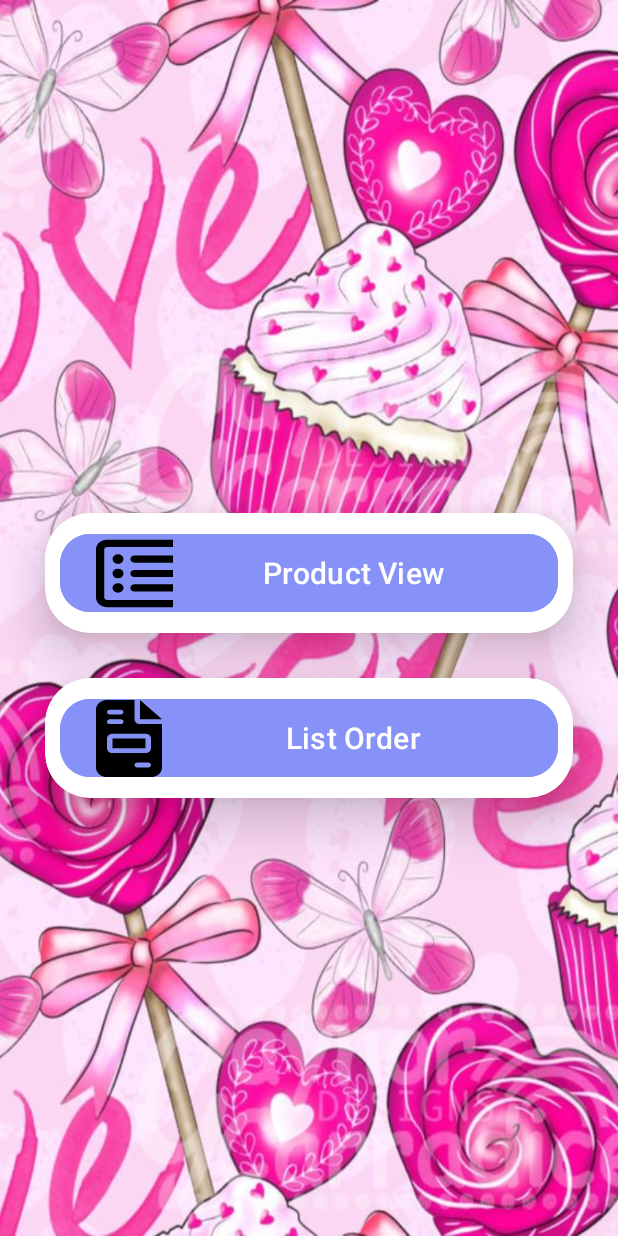
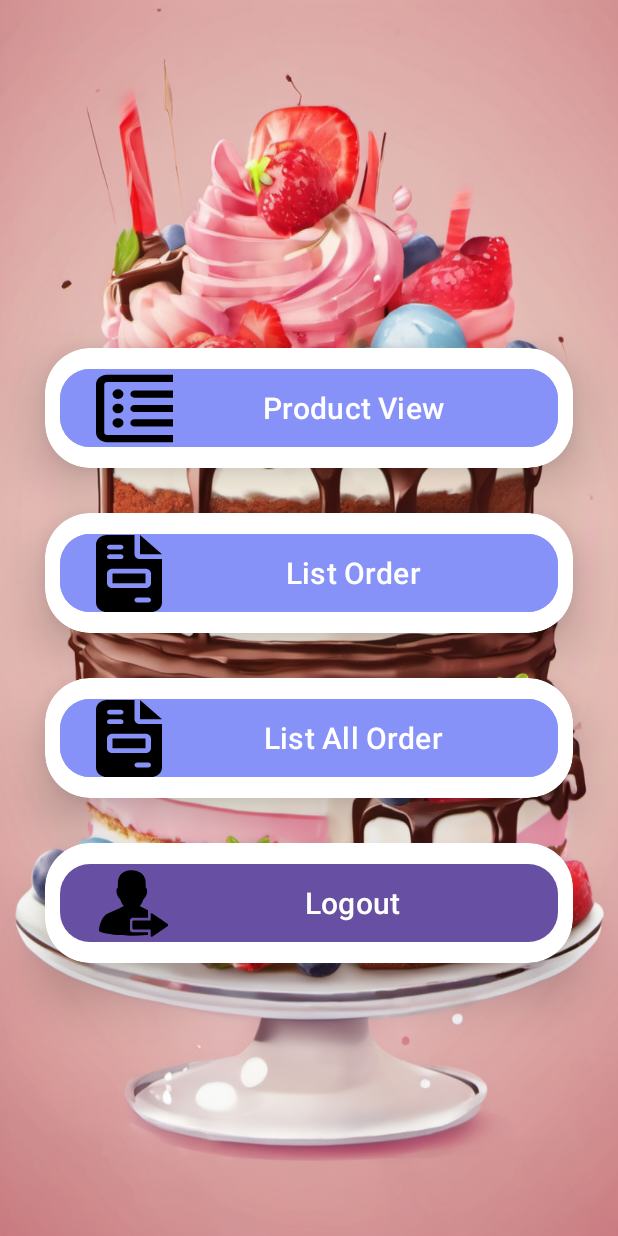
Before and after one commit to Arunalk722/Mobile_Application_Development_CSE5011, an Android app: the HomeActivity screen opened directly, with no data from a screen before it, on a phone screen of 412 x 824 dp. Run offline under Robolectric (Android 15) with nearby library versions, the light colour scheme and no system bars; our stand-ins replace Firebase (no records; nobody signed in at launch, a user with empty details on screens opened directly); 1 statement that could not run was skipped.

Commit message:
3/05/2024 7.43 before change home screen layout

```diff
--- a/app/src/main/AndroidManifest.xml
+++ b/app/src/main/AndroidManifest.xml
@@ -17,6 +17,9 @@
         android:supportsRtl="true"
         android:theme="@style/Theme.MAD"
         tools:targetApi="31">
+        <activity
+            android:name=".orderlist.ViewAllOrdersActivity"
+            android:exported="false" />
         <activity
             android:name=".orderlist.ViewOrderActivity"
             android:exported="false" />
--- a/app/src/main/java/com/example/mad/orderlist/OrderAdapter.java
+++ b/app/src/main/java/com/example/mad/orderlist/OrderAdapter.java
@@ -149,9 +149,8 @@ public class OrderAdapter  extends ArrayAdapter<OrderList> {
 
     void deleteOrder(String orderUid) {
         try {
-            Map<String, Object> delete = new HashMap<>();
             FirebaseAuthClass firebaseAuthClass = new FirebaseAuthClass();
-            firebaseAuthClass.deleteFirebaseFirestore(delete, "Order_List", orderUid, new FirebaseAuthClass.FirestoreCallback() {
+            firebaseAuthClass.deleteFirebaseFirestore("Order_List", orderUid, new FirebaseAuthClass.FirestoreCallback() {
                 @Override
                 public void onSuccess() {
                     Toast.makeText(mContext, "Order was deleted.", Toast.LENGTH_SHORT).show();
--- a/app/src/main/java/com/example/mad/otherwidget/HomeActivity.java
+++ b/app/src/main/java/com/example/mad/otherwidget/HomeActivity.java
@@ -5,17 +5,21 @@ import androidx.cardview.widget.CardView;
 import android.os.Bundle;
 import android.view.View;
 import android.widget.Button;
+import android.widget.Toast;
+
 import com.example.mad.R;
 import com.example.mad.makeorder.ListOfProductActivity;
+import com.example.mad.orderlist.ViewAllOrdersActivity;
 import com.example.mad.orderlist.ViewOrderActivity;
 import com.example.mad.productmanage.ProductMngActivity;
+import com.example.mad.systeminfos.FirebaseAuthClass;
 import com.example.mad.systeminfos.SystemOprations;
 import com.example.mad.systeminfos.UserInfo;
 
 public class HomeActivity extends AppCompatActivity {
 
     CardView pmCrd,lpCrd,loCard;
-    Button productManageBtn,listProductBtn,listOrderBtn;
+    Button productManageBtn,listProductBtn,listOrderBtn,listAllOrderbtn,logoutBtn;
 
     @Override
     protected void onCreate(Bundle savedInstanceState) {
@@ -29,16 +33,17 @@ public class HomeActivity extends AppCompatActivity {
         pmCrd = (CardView)findViewById(R.id.crdProductManage);
         lpCrd = (CardView) findViewById(R.id.crdListProduct);
         loCard =(CardView) findViewById(R.id.crdListOrder);
-
+        logoutBtn = (Button)findViewById(R.id.btnlogOut);
         productManageBtn=(Button) findViewById(R.id.btnProductManage);
         listProductBtn=(Button) findViewById(R.id.btnListProduct);
         listOrderBtn=(Button) findViewById(R.id.btnListOrder);
-
+        listAllOrderbtn=findViewById(R.id.btnListAllOrder);
         if(UserInfo.isAdmin()==true){
             pmCrd.setVisibility(View.VISIBLE);
         }else{
             pmCrd.setVisibility(View.INVISIBLE);
         }
+
 
         productManageBtn.setOnClickListener(new View.OnClickListener() {
 
@@ -61,5 +66,39 @@ public class HomeActivity extends AppCompatActivity {
                 SystemOprations.toGoNewPage(HomeActivity.this, ViewOrderActivity.class);
             }
         });
+        listAllOrderbtn.setOnClickListener(new View.OnClickListener() {
+            @Override
+            public void onClick(View v) {
+                SystemOprations.toGoNewPage(HomeActivity.this, ViewAllOrdersActivity.class);
+            }
+        });
+        logoutBtn.setOnClickListener(new View.OnClickListener() {
+            @Override
+            public void onClick(View v) {
+               SystemOprations.ynDialog("Would you like to log out from the system? If you do, the auto-login functionality will be disabled until you successfully log in again", "Waring", HomeActivity.this, new SystemOprations.dialogCallback() {
+                   @Override
+                   public void onPositiveButtonClicked() {
+                       FirebaseAuthClass firebaseAuthClass = new FirebaseAuthClass();
+                       firebaseAuthClass.deleteFirebaseFirestore("Auto_Login", SystemOprations.getDeviceID(HomeActivity.this).toString(), new FirebaseAuthClass.FirestoreCallback() {
+                           @Override
+                           public void onSuccess() {
+                               Toast.makeText(HomeActivity.this,"Successfully logout", Toast.LENGTH_SHORT).show();
+                               SystemOprations.toGoNewPage(HomeActivity.this,Splash_Screen.class);
+                           }
+
+                           @Override
+                           public void onFailure(Exception error) {
+                               Toast.makeText(HomeActivity.this,"logout error "+ error.getMessage(), Toast.LENGTH_SHORT).show();
+                           }
+                       });
+                   }
+
+                   @Override
+                   public void onNegativeButtonClicked() {
+                       Toast.makeText(HomeActivity.this,"Logout not confirm", Toast.LENGTH_SHORT).show();
+                   }
+               });
+            }
+        });
     }
 }
--- a/app/src/main/java/com/example/mad/otherwidget/Splash_Screen.java
+++ b/app/src/main/java/com/example/mad/otherwidget/Splash_Screen.java
@@ -35,10 +35,10 @@ public class Splash_Screen extends AppCompatActivity {
     }
 
     public void autoLoginEnable() {
-        String deviceId = Settings.Secure.getString(Splash_Screen.this.getContentResolver(), Settings.Secure.ANDROID_ID);
+
         FirebaseFirestore db = FirebaseFirestore.getInstance();
         db.collection("Auto_Login")
-                .document(deviceId)
+                .document(SystemOprations.getDeviceID(Splash_Screen.this).toString())
                 .get()
                 .addOnSuccessListener(new OnSuccessListener<DocumentSnapshot>() {
                     @Override
--- a/app/src/main/java/com/example/mad/systeminfos/FirebaseAuthClass.java
+++ b/app/src/main/java/com/example/mad/systeminfos/FirebaseAuthClass.java
@@ -75,7 +75,7 @@ public class FirebaseAuthClass {
 
     }
 
-    public void deleteFirebaseFirestore(Map<String, Object> updateData, String collectionName, String docName, FirestoreCallback callback) {
+    public void deleteFirebaseFirestore(String collectionName, String docName, FirestoreCallback callback) {
         try {
             FirebaseFirestore db = FirebaseFirestore.getInstance();
             db.collection(collectionName).document(docName).delete()
--- a/app/src/main/java/com/example/mad/systeminfos/SystemOprations.java
+++ b/app/src/main/java/com/example/mad/systeminfos/SystemOprations.java
@@ -6,8 +6,10 @@ import android.app.AlertDialog;
 import android.content.Context;
 import android.content.DialogInterface;
 import android.content.Intent;
+import android.provider.Settings;
 
 import com.example.mad.R;
+import com.example.mad.otherwidget.Splash_Screen;
 
 import java.time.LocalDateTime;
 import java.time.format.DateTimeFormatter;
@@ -97,4 +99,7 @@ public class SystemOprations {
         void onPositiveButtonClicked();
         void onNegativeButtonClicked();
     }
+    public static String getDeviceID(Context context){
+        return Settings.Secure.getString(context.getContentResolver(), Settings.Secure.ANDROID_ID);
+    }
 }
--- /dev/null
+++ b/app/src/main/res/drawable/logout.xml
@@ -0,0 +1,5 @@
+<vector android:height="50dp" android:viewportHeight="256"
+    android:viewportWidth="256" android:width="50dp" xmlns:android="http://schemas.android.com/apk/res/android">
+    <path android:fillColor="#000000" android:pathData="M114.8,14.8c-12.6,1.1 -24.6,6.8 -30.8,14.6c-4.1,5.2 -6.9,11.1 -8.3,17.8c-0.5,2.2 -0.8,7.3 -1,15.5L74.5,75l-1.4,0.6c-2.4,1.1 -3.1,3.3 -3.2,9.3c0,6.3 0.8,10 3.5,15.8c2.3,4.7 4,7.4 7.5,11.5c1.7,2 2.7,3.7 3.4,6c1.5,4.7 5.2,11.5 8.1,15.2c1.4,1.8 2.5,3.3 2.5,3.5c0,0.4 -11.8,6.4 -18.4,9.4c-3.2,1.4 -11.6,5.1 -18.8,8.1c-19.2,8.1 -22.1,9.5 -26.3,13.5c-11.1,10.5 -20.2,31.7 -21.1,49.3l-0.3,5.5l4.3,1.7c31.2,11.8 99.7,16.7 157.7,11.2l5.5,-0.5l0.1,-4.5l0.1,-4.5l-27.8,-0.1l-27.8,-0.1l-2,-1.3c-1.3,-0.9 -2.3,-2 -3.1,-3.7l-1.1,-2.4v-17.3V184l1.2,-2.4c0.7,-1.5 1.9,-2.8 3.1,-3.6l1.9,-1.3l27.8,-0.1l27.8,-0.1l-0.1,-12.9l-0.1,-12.9l-6.9,-3.1c-7.3,-3.3 -13.7,-6.4 -18.6,-9.1l-2.9,-1.6l1.6,-1.7c3.9,-4.3 7.5,-10.8 9.5,-17.2c0.7,-2.2 1.6,-3.8 2.9,-5.1c2.8,-3 7,-9.4 8.6,-13.3c2.4,-5.6 2.9,-9.1 2.8,-15.1c-0.2,-6 -0.9,-8.1 -3.2,-8.8c-1.3,-0.5 -1.3,-0.5 -1.4,-4.2c-0.1,-11.7 -0.8,-23.3 -1.7,-26.3c-5,-18.1 -18.2,-28.1 -39.5,-30.2C123.1,14.2 121.1,14.2 114.8,14.8z"/>
+    <path android:fillColor="#000000" android:pathData="M188,162.1l-1.4,1.4v11.1v11.1h-28.8c-31.8,0 -31.1,0 -32.9,2.9c-0.9,1.4 -0.9,2.3 -0.9,12.8c0,10.5 0,11.4 0.9,12.8c1.8,2.9 1.2,2.9 32.9,2.9h28.8v11c0,10.3 0,11.1 0.9,12.2c1.1,1.4 2.9,1.9 4.3,1.2c2.8,-1.5 52.5,-35.7 53.3,-36.7c0.6,-0.8 0.9,-1.8 0.9,-3.4c0,-1.9 -0.2,-2.5 -1.5,-3.8c-2.2,-2.3 -52.4,-36.3 -53.9,-36.6C189.7,160.7 189,161 188,162.1z"/>
+</vector>
--- a/app/src/main/res/layout/activity_home.xml
+++ b/app/src/main/res/layout/activity_home.xml
@@ -84,7 +84,7 @@
                 android:layout_marginTop="30dp"
                 android:layout_marginLeft="30dp"
                 android:layout_marginRight="30dp"
-                android:layout_marginBottom="90dp"
+                android:layout_marginBottom="30dp"
                 app:cardCornerRadius="30dp"
                 app:cardElevation="20dp"
                 android:background="@drawable/custome_textbox">
@@ -107,6 +107,63 @@
                         app:cornerRadius="20dp" />
                 </LinearLayout>
             </androidx.cardview.widget.CardView>
+            <androidx.cardview.widget.CardView
+                android:layout_width="match_parent"
+                android:layout_height="wrap_content"
+                android:layout_marginTop="0dp"
+                android:layout_marginLeft="30dp"
+                android:layout_marginRight="30dp"
+                android:layout_marginBottom="30dp"
+                app:cardCornerRadius="30dp"
+                app:cardElevation="20dp"
+                android:background="@drawable/custome_textbox">
+                <LinearLayout
+                    android:layout_width="match_parent"
+                    android:layout_height="wrap_content"
+                    android:orientation="horizontal"
+                    android:layout_gravity="center"
+                    android:layout_marginTop="0dp"
+                    android:padding="10dp">
+                    <Button
+                        android:id="@+id/btnListAllOrder"
+                        android:layout_width="match_parent"
+                        android:layout_height="60dp"
+                        android:layout_marginTop="0dp"
+                        android:backgroundTint="@color/purple"
+                        android:text="List All Order"
+                        android:drawableLeft="@drawable/invoice"
+                        android:textSize="20dp"
+                        app:cornerRadius="20dp" />
+                </LinearLayout>
+            </androidx.cardview.widget.CardView>
+            <androidx.cardview.widget.CardView
+                android:id="@+id/crdListAllOrder"
+                android:layout_width="match_parent"
+                android:layout_height="wrap_content"
+                android:layout_marginTop="0dp"
+                android:layout_marginLeft="30dp"
+                android:layout_marginRight="30dp"
+                android:layout_marginBottom="90dp"
+                app:cardCornerRadius="30dp"
+                app:cardElevation="20dp"
+                android:background="@drawable/custome_textbox">
+                <LinearLayout
+                    android:layout_width="match_parent"
+                    android:layout_height="wrap_content"
+                    android:orientation="horizontal"
+                    android:layout_gravity="center"
+                    android:layout_marginTop="0dp"
+                    android:padding="10dp">
+                    <Button
+                        android:id="@+id/btnlogOut"
+                        android:layout_width="match_parent"
+                        android:layout_height="60dp"
+                        android:text="Logout"
+                        android:drawableLeft="@drawable/logout"
+                        android:textSize="20dp"
+                        app:cornerRadius="20dp" />
+                </LinearLayout>
+            </androidx.cardview.widget.CardView>
         </LinearLayout>
     </ScrollView>
 </LinearLayout>
```
Also changed, not shown: app/src/main/java/com/example/mad/orderlist/ViewAllOrdersActivity.java (added, +108 -0 lines), app/src/main/res/layout/activity_splash_screen.xml (+12 -14 lines), app/src/main/res/layout/activity_view_all_orders.xml (added, +29 -0 lines), app/src/main/res/drawable/home_bg.jpg (deleted), app/src/main/res/drawable/home_bg.png (added), app/src/main/res/drawable/loginbkg.png, app/src/main/res/drawable/splash_bg.png (added), app/src/main/res/drawable/splash_img.webp (deleted).
